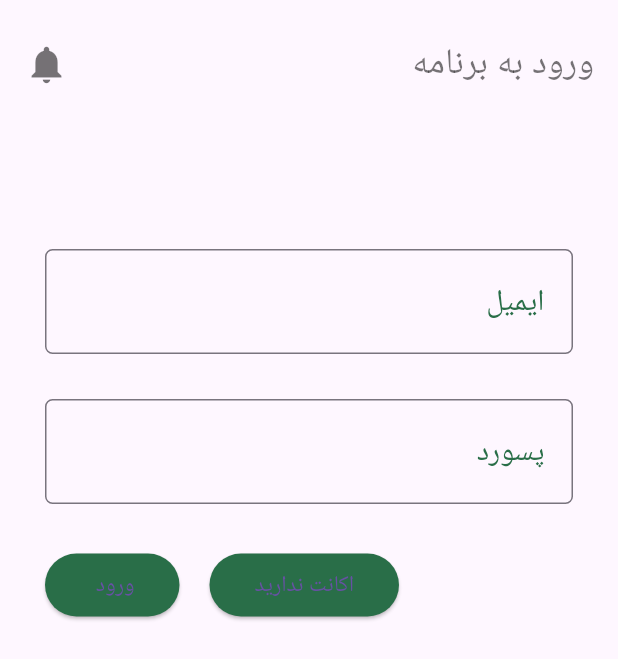
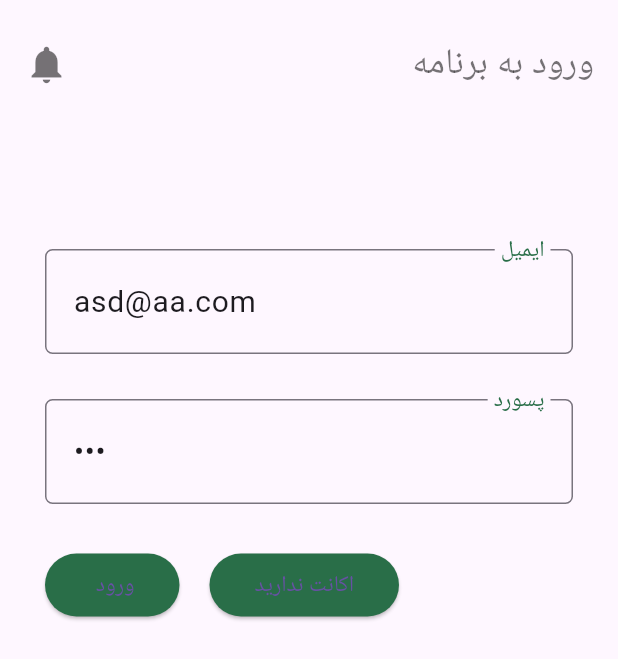
Before and after one commit to AM1RH3/wordpress_app, a Flutter app: the screen it shows after launch, on a phone screen of 412 x 824 dp. Shown: the top 659 px of the screen. Run offline on Flutter 3.47's test engine with Material 3 defaults, Android fonts, the light colour scheme and no system bars; our stand-ins replace dio, flutter_secure_storage, loading_animation_widget, page_transition, persistent_bottom_nav_bar, shamsi_date and 1 more; missing offline and left inert: flutter_inappwebview; accounts and stored records are empty; Roboto replaces fonts that are missing (Lalezar).

Commit message:
update LoginPage

```diff
--- a/lib/ui/login/login_page.dart
+++ b/lib/ui/login/login_page.dart
@@ -28,11 +28,15 @@ class _LoginPageState extends State<LoginPage> {
 
   bool isApiCalled = false;
 
-  late TextEditingController email =
-      TextEditingController(text: customerModel.email);
+  late TextEditingController email = TextEditingController(
+    // text: customerModel.email, ◘ Defult ◘
+    text: 'asd@aa.com',
+  );
 
-  late TextEditingController password =
-      TextEditingController(text: customerModel.password);
+  late TextEditingController password = TextEditingController(
+    // text: customerModel.password, ◘ Defult ◘
+    text: '123',
+  );
 
   @override
   void initState() {
```
